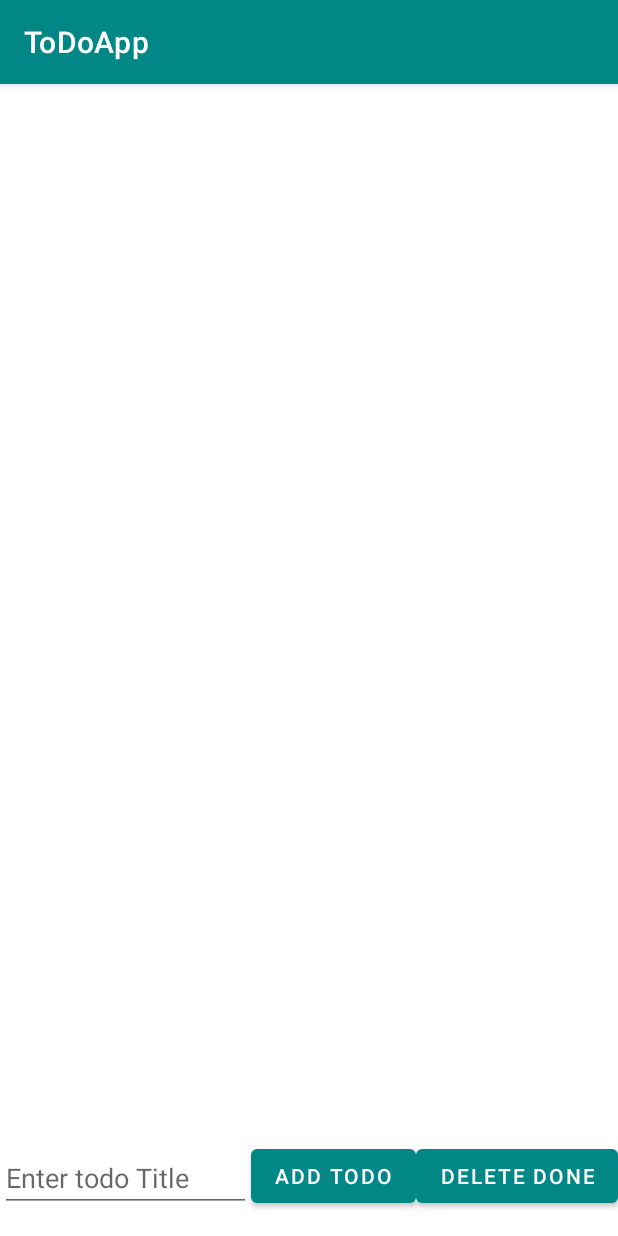
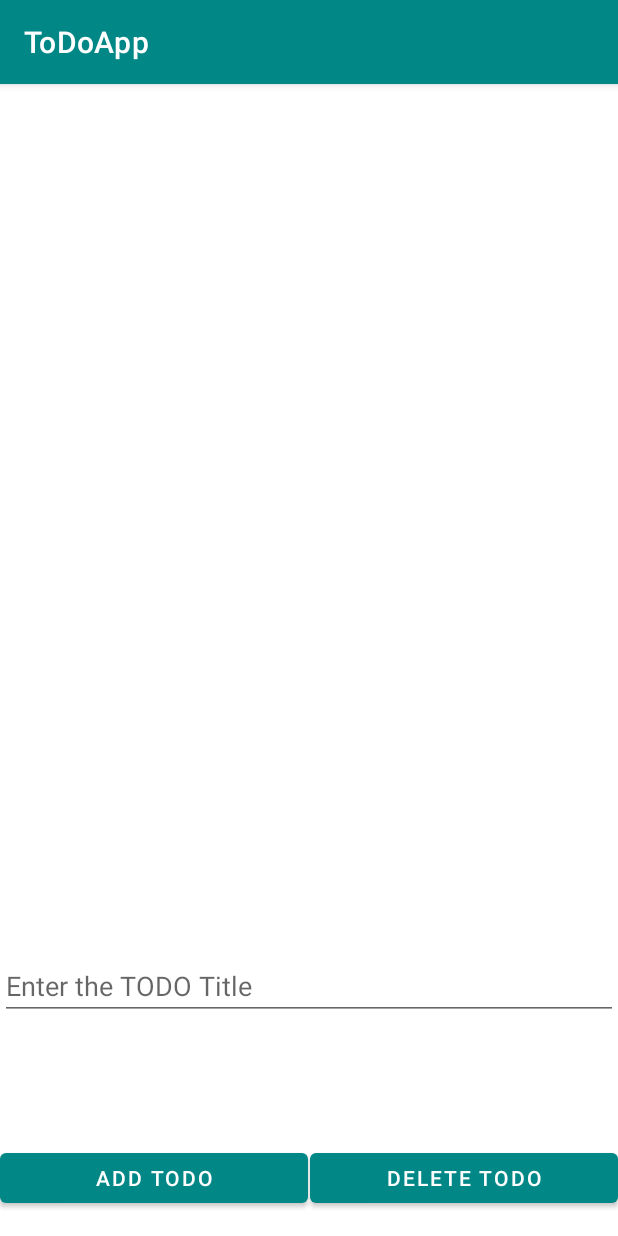
Before and after one commit to HildahG/TOdoLIST, an Android app: the screen it shows after launch (MainActivity), on a phone screen of 412 x 824 dp. Run offline under Robolectric (Android 15) with nearby library versions, the phone set to English and light mode, and no system bars; 4 statements that could not run were skipped.

Commit message:
fixed the home layout and re-arranged the buttons

```diff
--- a/app/src/main/res/layout/activity_main.xml
+++ b/app/src/main/res/layout/activity_main.xml
@@ -19,29 +19,33 @@
         android:id="@+id/etTodoTitle"
         android:layout_width="0dp"
         android:layout_height="wrap_content"
-        android:layout_marginBottom="16dp"
-        android:hint="Enter todo Title"
+        android:layout_marginBottom="144dp"
+        android:hint="Enter the TODO Title"
+
         app:layout_constraintBottom_toBottomOf="parent"
-        app:layout_constraintEnd_toStartOf="@+id/add"
+        app:layout_constraintEnd_toEndOf="parent"
+        app:layout_constraintHorizontal_bias="0.5"
         app:layout_constraintStart_toStartOf="parent" />
 
     <Button
         android:id="@+id/delete"
-        android:layout_width="wrap_content"
-        android:layout_height="wrap_content"
+        android:layout_width="205dp"
+        android:layout_height="45dp"
         android:layout_marginBottom="16dp"
-        android:text="Delete done"
+        android:text="Delete TODO"
         app:layout_constraintBottom_toBottomOf="parent"
         app:layout_constraintEnd_toEndOf="parent" />
 
     <Button
         android:id="@+id/add"
-        android:layout_width="wrap_content"
-        android:layout_height="wrap_content"
+        android:layout_width="205dp"
+        android:layout_height="45dp"
         android:layout_marginBottom="16dp"
-        android:text="Add ToDO"
+        android:text="Add TODO"
         app:layout_constraintBottom_toBottomOf="parent"
-        app:layout_constraintEnd_toStartOf="@+id/delete" />
+        app:layout_constraintEnd_toStartOf="@+id/delete"
+        app:layout_constraintHorizontal_bias="0.0"
+        app:layout_constraintStart_toStartOf="parent" />
 
 
 </androidx.constraintlayout.widget.ConstraintLayout>
```
